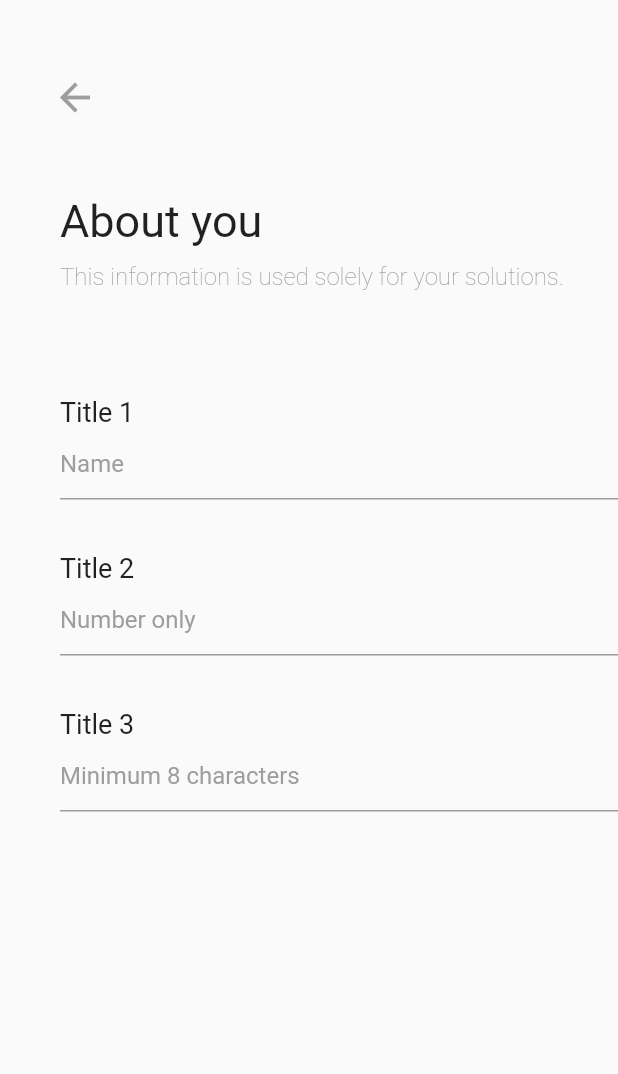
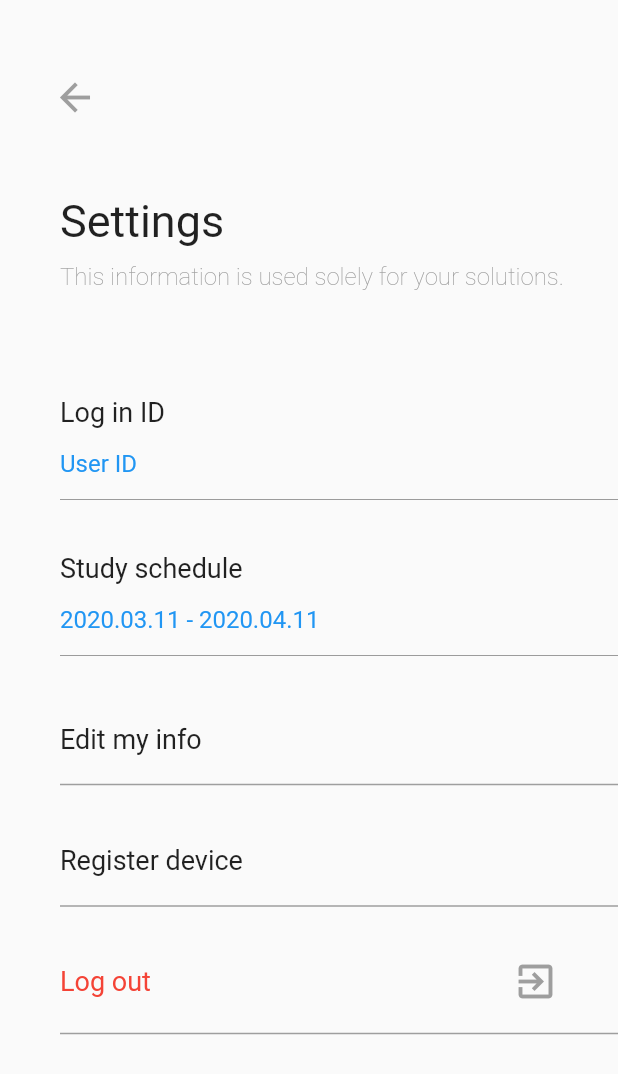
Before and after one commit to TungPhanThanh/flutter_gpskin, a Flutter app: the SettingScreen screen opened directly, on a phone screen of 412 x 824 dp. Shown: the top 1074 px of the screen. Run offline on Flutter 3.47's test engine with Material 2 defaults, Android fonts, the phone set to English and light mode, and no system bars; our stand-ins replace flutter_blue, font_awesome_flutter; Roboto replaces fonts that are missing (NanumBarunGothic).

```diff
--- a/lib/models/subject_setting/subject_setting.dart
+++ b/lib/core/models/subject_setting/subject_setting.dart
@@ -1,6 +1,6 @@
-import 'package:flutter_gpskin/models/subject_setting/Task.dart';
-import 'package:flutter_gpskin/models/subject_setting/body_part.dart';
-import 'package:flutter_gpskin/models/subject_setting/subject_information.dart';
+import 'package:flutter_gpskin/core/models/subject_setting/Task.dart';
+import 'package:flutter_gpskin/core/models/subject_setting/body_part.dart';
+import 'package:flutter_gpskin/core/models/subject_setting/subject_information.dart';
 
 class SubjectSetting {
   int pk;
--- a/lib/main.dart
+++ b/lib/main.dart
@@ -1,13 +1,8 @@
 import 'package:flutter/material.dart';
 import 'package:flutter/services.dart';
 import 'package:flutter_blue/flutter_blue.dart';
-import 'package:flutter_gpskin/screens/about_you.dart';
-import 'package:flutter_gpskin/screens/splash_screen.dart';
-import 'package:flutter_gpskin/widgets.dart';
-import 'package:http/http.dart' as http;
-
-import 'dart:async';
-import 'dart:convert';
+import 'package:flutter_gpskin/ui/screens/splash_screen.dart';
+import 'package:flutter_gpskin/ui/widgets/widgets.dart';
 
 void main() {
   runApp(MyApp());
@@ -27,7 +22,7 @@ class MyApp extends StatelessWidget {
         primarySwatch: Colors.blue,
         fontFamily: "NanumBarunGothic"
       ),
-      home: FetchData(),
+      home: SplashScreen(),
     );
   }
 }
@@ -331,81 +326,3 @@ class _MyHomePageState extends State<MyHomePage> {
     );
   }
 }
-
-Future<Album> fetchAlbum() async {
-  final response =
-  await http.get('http://gpskin-as-test.us-west-2.elasticbeanstalk.com/information/1');
-
-  if (response.statusCode == 200) {
-    // If the server did return a 200 OK response,
-    // then parse the JSON.
-    return Album.fromJson(json.decode(response.body));
-  } else {
-    // If the server did not return a 200 OK response,
-    // then throw an exception.
-    throw Exception('Failed to load album');
-  }
-}
-
-class Album {
-  final int userId;
-  final int id;
-  final String title;
-
-  Album({this.userId, this.id, this.title});
-
-  factory Album.fromJson(Map<String, dynamic> json) {
-    return Album(
-      userId: json['userId'],
-      id: json['id'],
-      title: json['title'],
-    );
-  }
-}
-
-class FetchData extends StatefulWidget {
-  FetchData({Key key}) : super(key: key);
-
-  @override
-  _FetchDataState createState() => _FetchDataState();
-}
-
-class _FetchDataState extends State<FetchData> {
-  Future<Album> futureAlbum;
-
-  @override
-  void initState() {
-    super.initState();
-    futureAlbum = fetchAlbum();
-  }
-
-  @override
-  Widget build(BuildContext context) {
-    return MaterialApp(
-      title: 'Fetch Data Example',
-      theme: ThemeData(
-        primarySwatch: Colors.blue,
-      ),
-      home: Scaffold(
-        appBar: AppBar(
-          title: Text('Fetch Data Example'),
-        ),
-        body: Center(
-          child: FutureBuilder<Album>(
-            future: futureAlbum,
-            builder: (context, snapshot) {
-              if (snapshot.hasData) {
-                return Text(snapshot.data.title);
-              } else if (snapshot.hasError) {
-                return Text("${snapshot.error}");
-              }
-
-              // By default, show a loading spinner.
-              return CircularProgressIndicator();
-            },
-          ),
-        ),
-      ),
-    );
-  }
-}
--- a/lib/screens/settings.dart
+++ b/lib/ui/screens/device_id.dart
@@ -1,12 +1,14 @@
+import 'package:flutter/cupertino.dart';
 import 'package:flutter/material.dart';
 
-class SettingScreen extends StatefulWidget{
+class DeviceID extends StatefulWidget{
   @override
-  State<StatefulWidget> createState() => SettingScreenState();
+  State<StatefulWidget> createState() => DeviceIDState();
 
 }
 
-class SettingScreenState extends State<SettingScreen> {
+class DeviceIDState extends State<DeviceID>{
+
   @override
   Widget build(BuildContext context) {
     return Scaffold(
@@ -25,79 +27,91 @@ class SettingScreenState extends State<SettingScreen> {
                 ),
               ),
             ),
-            const SizedBox(height: 50.0,),
+            const SizedBox(
+              height: 50.0,
+            ),
             Padding(
               padding: const EdgeInsets.only(left: 40.0),
               child: new Text(
-                "About you",
-                style: TextStyle(fontSize: 30.0, fontWeight: FontWeight.w400),
+                "Device ID",
+                style: TextStyle(fontSize: 24.0, fontWeight: FontWeight.w400),
               ),
             ),
             const SizedBox(height: 10.0),
             Padding(
               padding: const EdgeInsets.only(left: 40.0),
-              child: new Text(
-                "This information is used solely for your solutions.",
-                style: TextStyle(
-                    fontSize: 16.0,
-                    fontWeight: FontWeight.w100,
-                    color: Colors.grey),
+              child: new TextField(
+                obscureText: true,
+                decoration: InputDecoration(
+                  hintText: 'None',
+                  hintStyle: TextStyle(color: Colors.grey),
+                ),
               ),
             ),
-            const SizedBox(height: 70.0,),
+            const SizedBox(
+              height: 70.0,
+            ),
             Padding(
                 padding: const EdgeInsets.only(left: 40.0),
                 child: Column(
                   crossAxisAlignment: CrossAxisAlignment.start,
                   children: <Widget>[
                     Text(
-                      "Title 1",
+                      "Found Devices",
                       style: TextStyle(fontSize: 18.0),
-                    ),
-                    TextField(
-                      obscureText: true,
-                      decoration: InputDecoration(
-                        hintText: 'Name',
-                        hintStyle: TextStyle(color: Colors.grey),
-                      ),
                     ),
                   ],
                 )),
-            const SizedBox(height: 35.0,),
+            const SizedBox(
+              height: 35.0,
+            ),
             Padding(
                 padding: const EdgeInsets.only(left: 40.0),
                 child: Column(
                   crossAxisAlignment: CrossAxisAlignment.start,
                   children: <Widget>[
                     Text(
-                      "Title 2",
+                      "Device ID:",
                       style: TextStyle(fontSize: 18.0),
                     ),
-                    TextField(
-                      obscureText: true,
-                      decoration: InputDecoration(
-                        hintText: 'Number only',
-                        hintStyle: TextStyle(color: Colors.grey),
-                      ),
+                    Divider(
+                      height: 30.0,
+                      thickness: 1.0,
+                      color: Colors.grey,
                     ),
                   ],
                 )),
-            const SizedBox(height: 35.0,),
+            const SizedBox(height: 20.0),
             Padding(
                 padding: const EdgeInsets.only(left: 40.0),
                 child: Column(
                   crossAxisAlignment: CrossAxisAlignment.start,
                   children: <Widget>[
                     Text(
-                      "Title 3",
+                      "Device ID:",
                       style: TextStyle(fontSize: 18.0),
                     ),
-                    TextField(
-                      obscureText: true,
-                      decoration: InputDecoration(
-                        hintText: 'Minimum 8 characters',
-                        hintStyle: TextStyle(color: Colors.grey),
-                      ),
+                    Divider(
+                      height: 30.0,
+                      thickness: 1.0,
+                      color: Colors.grey,
+                    ),
+                  ],
+                )),
+            const SizedBox(height: 20.0),
+            Padding(
+                padding: const EdgeInsets.only(left: 40.0),
+                child: Column(
+                  crossAxisAlignment: CrossAxisAlignment.start,
+                  children: <Widget>[
+                    Text(
+                      "Device ID:",
+                      style: TextStyle(fontSize: 18.0),
+                    ),
+                    Divider(
+                      height: 30.0,
+                      thickness: 1.0,
+                      color: Colors.grey,
                     ),
                   ],
                 )),
--- /dev/null
+++ b/lib/ui/screens/settings.dart
@@ -0,0 +1,160 @@
+import 'package:flutter/material.dart';
+
+class SettingScreen extends StatefulWidget {
+  @override
+  State<StatefulWidget> createState() => SettingScreenState();
+}
+
+class SettingScreenState extends State<SettingScreen> {
+  TextEditingController _IdController = new TextEditingController();
+  TextEditingController _ScheduleController = new TextEditingController();
+
+  @override
+  Widget build(BuildContext context) {
+    _IdController.text = "User ID";
+    _ScheduleController.text = "2020.03.11 - 2020.04.11";
+    return Scaffold(
+      body: SingleChildScrollView(
+        child: Column(
+          crossAxisAlignment: CrossAxisAlignment.start,
+          children: <Widget>[
+            const SizedBox(height: 50.0),
+            Padding(
+              padding: const EdgeInsets.only(left: 35.0),
+              child: new Container(
+                child: new Icon(
+                  Icons.arrow_back,
+                  size: 30.0,
+                  color: Colors.grey,
+                ),
+              ),
+            ),
+            const SizedBox(
+              height: 50.0,
+            ),
+            Padding(
+              padding: const EdgeInsets.only(left: 40.0),
+              child: new Text(
+                "Settings",
+                style: TextStyle(fontSize: 30.0, fontWeight: FontWeight.w400),
+              ),
+            ),
+            const SizedBox(height: 10.0),
+            Padding(
+              padding: const EdgeInsets.only(left: 40.0),
+              child: new Text(
+                "This information is used solely for your solutions.",
+                style: TextStyle(
+                    fontSize: 16.0,
+                    fontWeight: FontWeight.w100,
+                    color: Colors.grey),
+              ),
+            ),
+            const SizedBox(
+              height: 70.0,
+            ),
+            Padding(
+                padding: const EdgeInsets.only(left: 40.0),
+                child: Column(
+                  crossAxisAlignment: CrossAxisAlignment.start,
+                  children: <Widget>[
+                    Text(
+                      "Log in ID",
+                      style: TextStyle(fontSize: 18.0),
+                    ),
+                    TextField(
+                      readOnly: true,
+                      enabled: false,
+                      controller: _IdController,
+                      style: TextStyle(color: Colors.blue),
+                      decoration: InputDecoration(),
+                    ),
+                  ],
+                )),
+            const SizedBox(
+              height: 35.0,
+            ),
+            Padding(
+                padding: const EdgeInsets.only(left: 40.0),
+                child: Column(
+                  crossAxisAlignment: CrossAxisAlignment.start,
+                  children: <Widget>[
+                    Text(
+                      "Study schedule",
+                      style: TextStyle(fontSize: 18.0),
+                    ),
+                    TextField(
+                      readOnly: true,
+                      enabled: false,
+                      controller: _ScheduleController,
+                      style: TextStyle(color: Colors.blue),
+                      decoration: InputDecoration(),
+                    ),
+                  ],
+                )),
+            const SizedBox(height: 45.0),
+            Padding(
+                padding: const EdgeInsets.only(left: 40.0),
+                child: Column(
+                  crossAxisAlignment: CrossAxisAlignment.start,
+                  children: <Widget>[
+                    Text(
+                      "Edit my info",
+                      style: TextStyle(fontSize: 18.0),
+                    ),
+                    Divider(
+                      height: 40.0,
+                      thickness: 1.0,
+                      color: Colors.grey,
+                    ),
+                  ],
+                )),
+            const SizedBox(height: 20.0),
+            Padding(
+                padding: const EdgeInsets.only(left: 40.0),
+                child: Column(
+                  crossAxisAlignment: CrossAxisAlignment.start,
+                  children: <Widget>[
+                    Text(
+                      "Register device",
+                      style: TextStyle(fontSize: 18.0),
+                    ),
+                    Divider(
+                      height: 40.0,
+                      thickness: 1.0,
+                      color: Colors.grey,
+                    ),
+                  ],
+                )),
+            const SizedBox(height: 15.0),
+            Padding(
+                padding: const EdgeInsets.only(left: 40.0),
+                child: Column(
+                  crossAxisAlignment: CrossAxisAlignment.start,
+                  children: <Widget>[
+                    Row(
+                      children: [
+                        Expanded(
+                          child: Text(
+                          "Log out",
+                          style: TextStyle(fontSize: 18.0, color: Colors.red),
+                        ),),
+                        Padding(
+                          padding: const EdgeInsets.symmetric(horizontal: 40.0),
+                          child: Icon(Icons.exit_to_app, size: 30.0,color: Colors.grey,),
+                        )
+                      ],
+                    ),
+                    Divider(
+                      height: 40.0,
+                      thickness: 1.0,
+                      color: Colors.grey,
+                    ),
+                  ],
+                )),
+          ],
+        ),
+      ),
+    );
+  }
+}
--- a/lib/screens/splash_screen.dart
+++ b/lib/ui/screens/splash_screen.dart
@@ -1,7 +1,7 @@
 import 'dart:async';
 
 import 'package:flutter/material.dart';
-import 'package:flutter_gpskin/screens/login.dart';
+import 'package:flutter_gpskin/ui/screens/login.dart';
 
 class SplashScreen extends StatefulWidget {
   @override
@@ -22,7 +22,7 @@ extension ColorExtension on String {
 
 class SplashScreenState extends State<SplashScreen> {
   startTime() async {
-    var _duration = new Duration(seconds: 5);
+    var _duration = new Duration(seconds: 3);
     return new Timer(_duration, navigationPage);
   }
 
```
Also changed, not shown: lib/core/models/user.dart (renamed from lib/models/user.dart, +4 -4 lines), lib/core/services/api.dart (added, +61 -0 lines), lib/ui/screens/login.dart (renamed from lib/screens/login.dart, +9 -1 lines), lib/core/models/information_list.dart (renamed from lib/models/information_list.dart), lib/core/models/measurement_list.dart (renamed from lib/models/measurement_list.dart), lib/core/models/notice.dart (renamed from lib/models/notice.dart), lib/core/models/subject_setting/Task.dart (renamed from lib/models/subject_setting/Task.dart), lib/core/models/subject_setting/body_part.dart (renamed from lib/models/subject_setting/body_part.dart), lib/core/models/subject_setting/subject_information.dart (renamed from lib/models/subject_setting/subject_information.dart), lib/core/models/task_result.dart (renamed from lib/models/task_result.dart), lib/ui/screens/about_you.dart (renamed from lib/screens/about_you.dart), lib/ui/widgets/widgets.dart (renamed from lib/widgets.dart).
